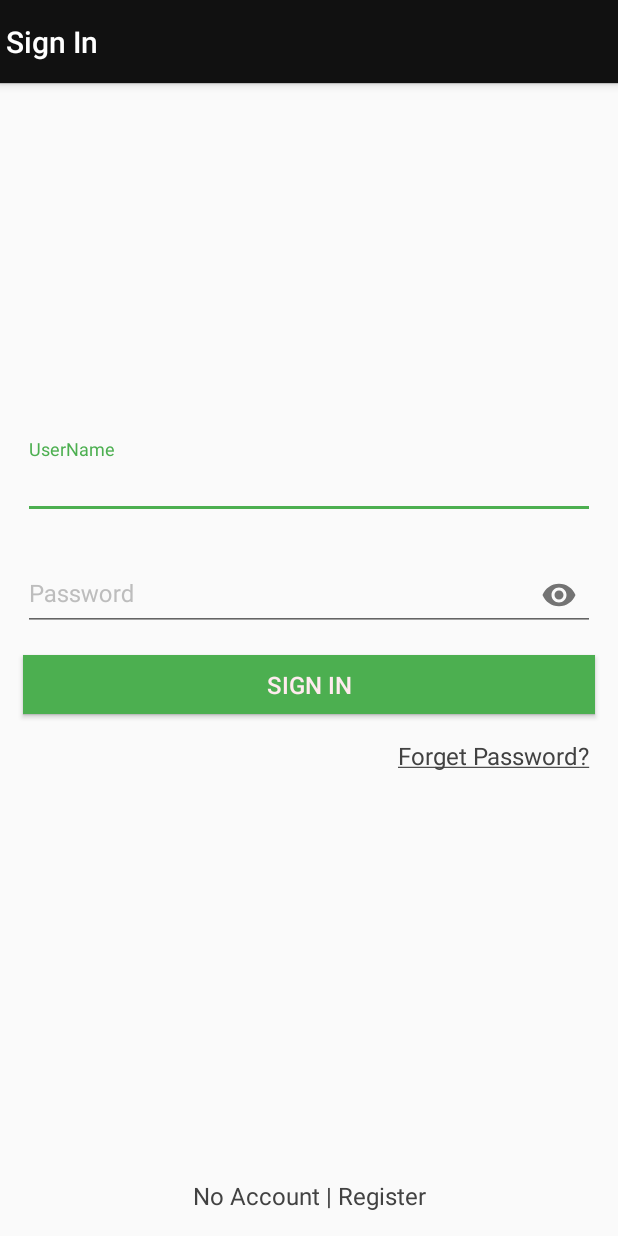
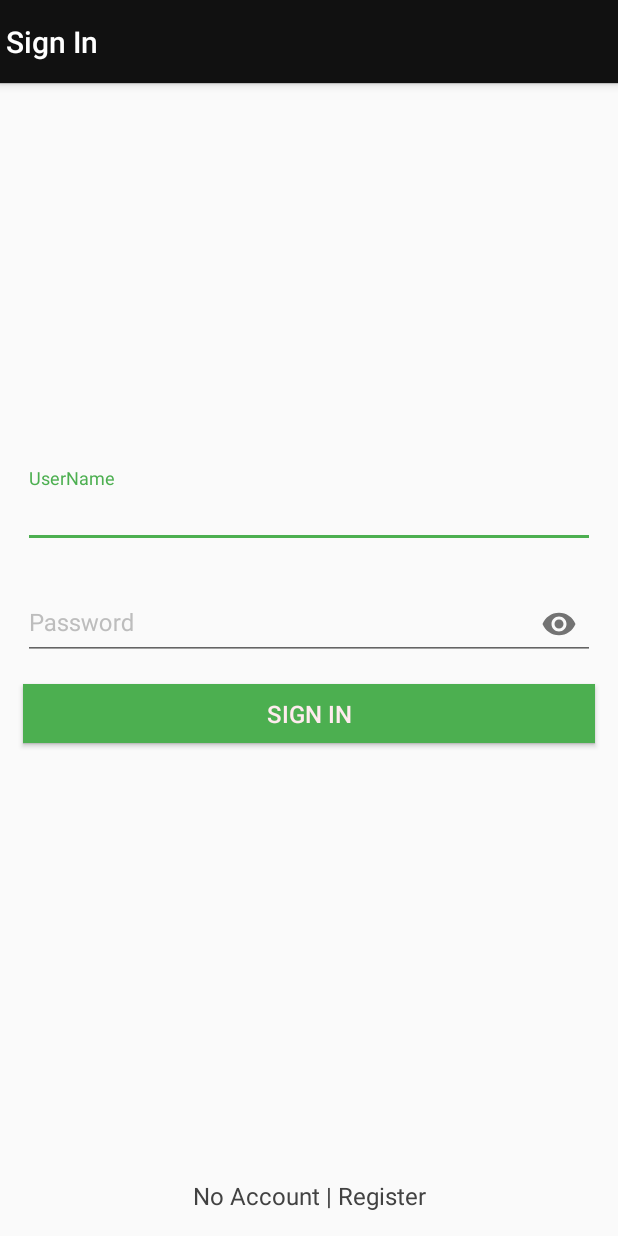
Before and after one commit to Ranaasad113/TaleemBazaar, an Android app: the SignInActivity screen opened directly, with no data from a screen before it, on a phone screen of 412 x 824 dp. Run offline under Robolectric (Android 15) with nearby library versions, the phone set to English and light mode, and no system bars.

Commit message:
Final work

```diff
--- a/app/src/main/AndroidManifest.xml
+++ b/app/src/main/AndroidManifest.xml
@@ -52,7 +52,8 @@
         <activity android:name=".activities.ShowAddActivity" />
         <activity android:name=".activities.AboutusActivity" />
         <activity android:name=".activities.TermsandPrivacyActivity" />
-        <activity android:name=".activities.ContactusActivity"></activity>
+        <activity android:name=".activities.ContactusActivity" />
+        <activity android:name=".activities.SearchActivity"></activity>
     </application>
 
 </manifest>
--- a/app/src/main/java/com/asad/taleembazar/activities/HomeActivity.java
+++ b/app/src/main/java/com/asad/taleembazar/activities/HomeActivity.java
@@ -155,6 +155,10 @@ public class HomeActivity extends AppCompatActivity
             }
             case R.id.nav_term_privacy: {
                 Intent intent = new Intent(HomeActivity.this, TermsandPrivacyActivity.class);
+                startActivity(intent);
+            }
+            case R.id.nav_search: {
+                Intent intent = new Intent(HomeActivity.this, SearchActivity.class);
                 startActivity(intent);
             }
             case R.id.nav_myadd: {
--- a/app/src/main/res/layout/sign_in_material.xml
+++ b/app/src/main/res/layout/sign_in_material.xml
@@ -8,24 +8,28 @@
         android:id="@+id/containeroffragment"
         android:layout_width="match_parent"
         android:layout_height="match_parent"
+        android:paddingBottom="@dimen/activity_horizontal_margin"
         android:paddingTop="@dimen/activity_horizontal_margin"
-        android:paddingBottom="@dimen/activity_horizontal_margin"
         >
-        <TextView android:layout_width="match_parent"
+
+        <TextView
             android:id="@+id/only_for_setting"
+            android:layout_width="match_parent"
+            android:layout_height="wrap_content"
+            android:layout_alignParentLeft="true"
             android:layout_alignParentStart="true"
-            android:layout_alignParentLeft="true"
-            android:layout_height="wrap_content"
             android:gravity="center"
             android:text=""
             android:textColor="@color/colorblack"
             android:textSize="@dimen/text_size"
 
             />
-        <TextView android:layout_width="match_parent"
+
+        <TextView
             android:id="@+id/no_account_register_textview"
+            android:layout_width="match_parent"
+            android:layout_height="wrap_content"
             android:layout_alignParentBottom="true"
-            android:layout_height="wrap_content"
             android:gravity="center"
             android:paddingTop="16dp"
             android:text="No Account | Register"
@@ -36,23 +40,23 @@
              />
 
         <LinearLayout
-            android:orientation="vertical"
+            android:id="@+id/linearlayout_for_sign_in"
             android:layout_width="match_parent"
             android:layout_height="wrap_content"
-            android:id="@+id/linearlayout_for_sign_in"
-            android:weightSum="1"
             android:layout_above="@+id/no_account_register_textview"
             android:layout_below="@+id/only_for_setting"
             android:gravity="center"
+            android:orientation="vertical"
+            android:weightSum="1"
 
 
             >
 
             <android.support.design.widget.TextInputLayout
+                android:layout_width="match_parent"
                 android:layout_height="wrap_content"
-                android:layout_width="match_parent"
+                android:layout_marginLeft="@dimen/left_right_margin_edittext"
                 android:layout_marginRight="@dimen/left_right_margin_edittext"
-                android:layout_marginLeft="@dimen/left_right_margin_edittext"
                 android:textColorHint="@color/edittext_hnt_color"
 
 
@@ -60,13 +64,13 @@
                 <android.support.design.widget.TextInputEditText
 
 
+                    android:id="@+id/username"
                     android:layout_width="match_parent"
                     android:layout_height="wrap_content"
+                    android:ems="10"
+                    android:hint="UserName"
                     android:inputType="textEmailAddress"
-                    android:ems="10"
                     android:textSize="@dimen/text_size"
-                    android:hint="UserName"
-                    android:id="@+id/username"
 
 
                     />
@@ -75,23 +79,23 @@
 
 
             <android.support.design.widget.TextInputLayout
+                android:layout_width="match_parent"
                 android:layout_height="wrap_content"
-                android:layout_width="match_parent"
-                android:paddingTop="@dimen/margin_top"
                 android:layout_marginLeft="@dimen/left_right_margin_edittext"
                 android:layout_marginRight="@dimen/left_right_margin_edittext"
+                android:paddingTop="@dimen/margin_top"
                 android:textColorHint="@color/edittext_hnt_color"
                 app:passwordToggleEnabled="true"
                 >
                 <android.support.design.widget.TextInputEditText
 
+                    android:id="@+id/editText3"
                     android:layout_width="match_parent"
                     android:layout_height="wrap_content"
+                    android:ems="10"
+                    android:hint="Password"
                     android:inputType="textPassword"
                     android:password="true"
-                    android:ems="10"
-                    android:hint="Password"
-                    android:id="@+id/editText3"
                     android:textSize="@dimen/text_size"
 
                     />
@@ -99,30 +103,18 @@
 
                 <Button
 
-                    android:layout_marginTop="@dimen/margin_top"
+                    android:id="@+id/signbtn"
+                    android:layout_width="match_parent"
+                    android:layout_height="40dp"
                     android:layout_marginLeft="@dimen/left_right_margin_edittext"
                     android:layout_marginRight="@dimen/left_right_margin_edittext"
+                    android:layout_marginTop="@dimen/margin_top"
                     android:background="@drawable/my_react"
-                    android:layout_height="40dp"
-                    android:layout_width="match_parent"
+                    android:elevation="4dp"
                     android:text="Sign In"
-                    android:textSize="@dimen/text_size"
-                    android:elevation="4dp"
-                    android:id="@+id/signbtn"
-                    android:textColor="#FFEBEE"/>
-            >
-                <TextView android:layout_width="match_parent"
-                    android:id="@+id/forget_password_textview_1"
-                    android:layout_height="wrap_content"
-                    android:text="@string/forget_password"
-                    android:textColor="@color/colorblack"
-                    android:textSize="@dimen/text_size"
-                    android:layout_marginTop="@dimen/margin_top"
-                    android:gravity="end"
-                    android:layout_marginRight="@dimen/left_right_margin_edittext"
-                    android:layout_marginLeft="@dimen/left_right_margin_edittext"
+                    android:textColor="#FFEBEE"
+                    android:textSize="@dimen/text_size" />
 
-                    />
 
         </LinearLayout>
     </RelativeLayout>
```
Also changed, not shown: app/src/main/java/com/asad/taleembazar/activities/SearchActivity.java (added, +36 -0 lines), app/src/main/res/layout/activity_search.xml (added, +46 -0 lines).
